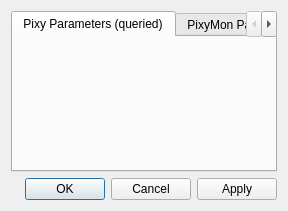
charmedlabs/pixy, file host/pixymon/configdialog.ui: the form before one commit.
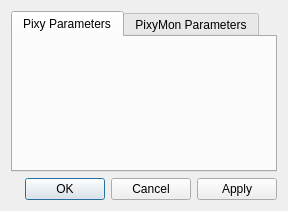
The form after the commit.

Commit message: Added PixyMon config file Added code to load/save config file Added PT_PATH parameter type

```diff
--- a/host/pixymon/configdialog.ui
+++ b/host/pixymon/configdialog.ui
@@ -33,7 +33,7 @@
        </property>
        <widget class="QWidget" name="pixyParameters">
         <attribute name="title">
-         <string>Pixy Parameters (queried)</string>
+         <string>Pixy Parameters</string>
         </attribute>
         <layout class="QGridLayout" name="gridLayout_5">
          <item row="0" column="0">
```
The commit also changes 9 other files.
